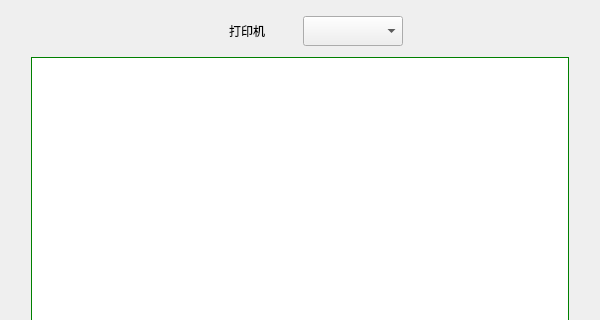
Qt form mainwindow.ui (springdeers/backcard_client) before a commit; both pictures show x 0 to 600 and y 0 to 320 of the 600 by 800 pixel window.
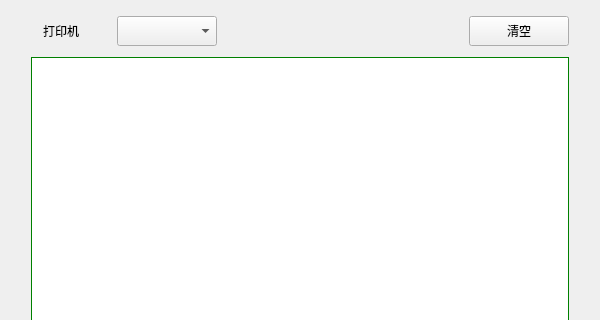
The same form after that commit.

Commit message: add clear_btn

What changed in the file:
```diff
--- a/mainwindow.ui
+++ b/mainwindow.ui
@@ -64,19 +64,6 @@
       <property name="bottomMargin">
        <number>0</number>
       </property>
-      <item>
-       <spacer name="horizontalSpacer">
-        <property name="orientation">
-         <enum>Qt::Horizontal</enum>
-        </property>
-        <property name="sizeHint" stdset="0">
-         <size>
-          <width>40</width>
-          <height>20</height>
-         </size>
-        </property>
-       </spacer>
-      </item>
       <item>
        <widget class="QLabel" name="label">
         <property name="sizePolicy">
@@ -122,6 +109,35 @@
         </property>
        </spacer>
       </item>
+      <item>
+       <widget class="QPushButton" name="clear_btn">
+        <property name="minimumSize">
+         <size>
+          <width>100</width>
+          <height>30</height>
+         </size>
+        </property>
+        <property name="text">
+         <string>清空</string>
+        </property>
+       </widget>
+      </item>
+      <item>
+       <spacer name="horizontalSpacer">
+        <property name="orientation">
+         <enum>Qt::Horizontal</enum>
+        </property>
+        <property name="sizeType">
+         <enum>QSizePolicy::Fixed</enum>
+        </property>
+        <property name="sizeHint" stdset="0">
+         <size>
+          <width>20</width>
+          <height>20</height>
+         </size>
+        </property>
+       </spacer>
+      </item>
      </layout>
     </item>
     <item>
```
The commit also changes 2 other files.
